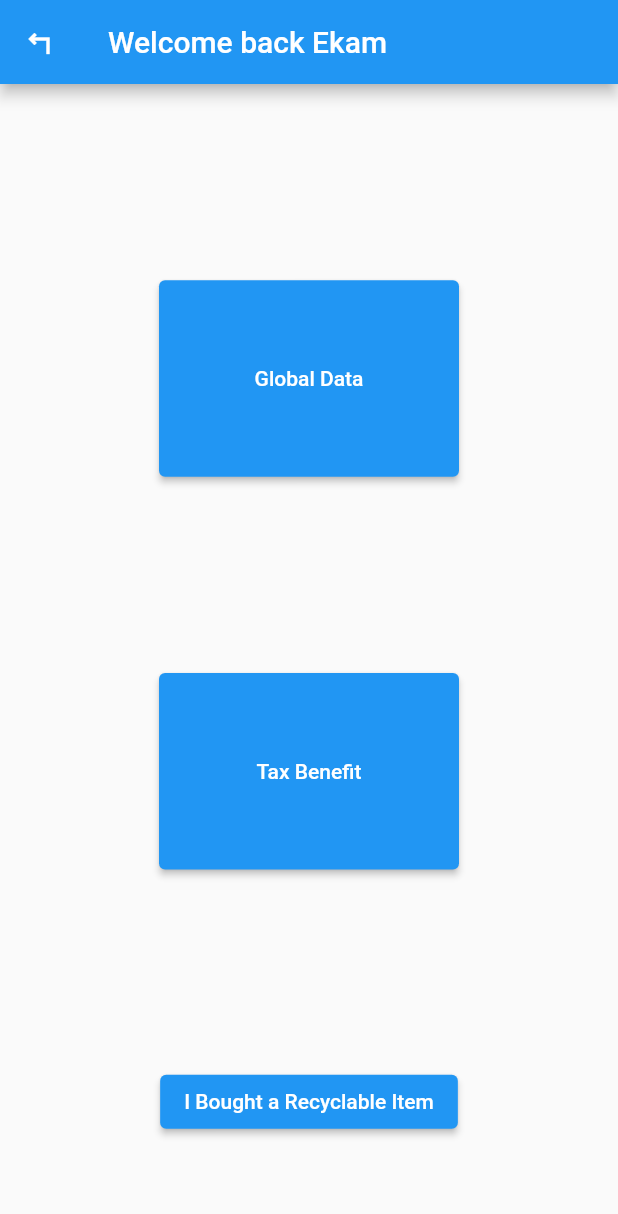
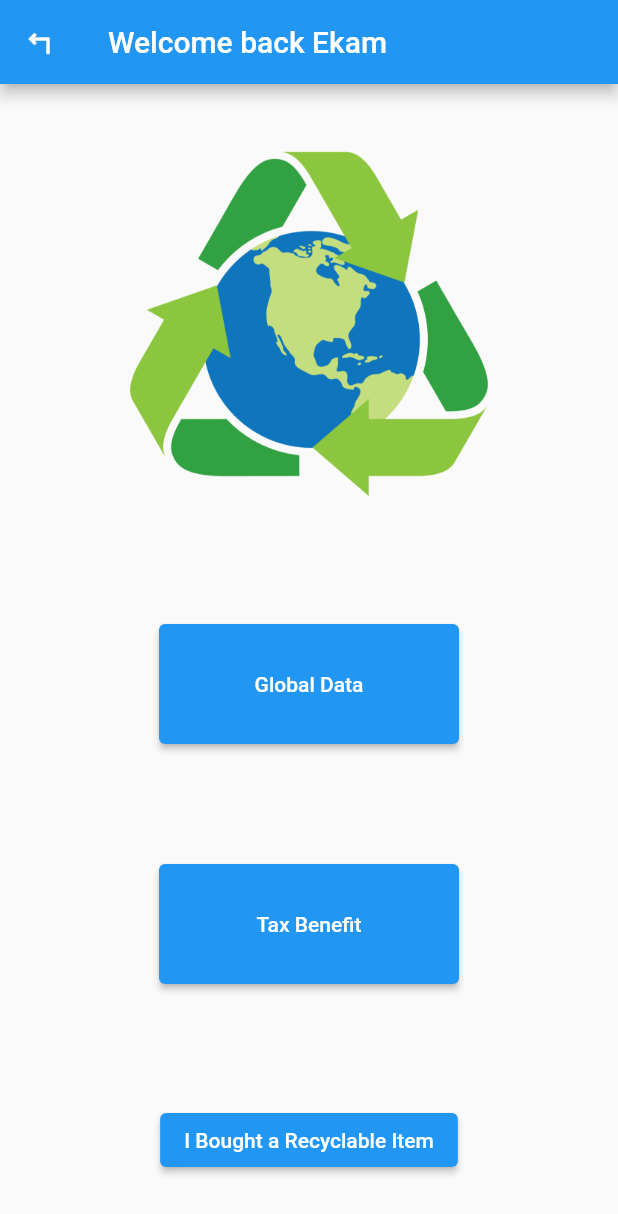
Before and after one commit to ekam-g/montyHacks2022, a Flutter app: the MyHomePage screen opened directly, on a phone screen of 412 x 824 dp. Shown: the top 1214 px of the screen. Run offline on Flutter 3.47's test engine with Material 2 defaults, Android fonts, the phone set to English and light mode, and no system bars; our stand-ins replace cloud_firestore, firebase_core, shared_preferences; missing offline and left inert: dart:ffi; accounts and stored records are empty.

Commit message:
dsfads
fadsfasdfads

```diff
--- a/lib/screens/Homepage.dart
+++ b/lib/screens/Homepage.dart
@@ -59,6 +59,17 @@ class _MyHomePageState extends State<MyHomePage> {
         child: Column(
           mainAxisAlignment: MainAxisAlignment.center,
           children: <Widget>[
+            const Spacer(
+              flex: 1,
+            ),
+            Expanded(
+              flex: 6,
+              child: Image.asset(
+                'lib/sourse/637484690169470000.png',
+                // height: 400,
+                // width: 400,
+              ),
+            ),
             const Spacer(
               flex: 2,
             ),
--- a/pubspec.yaml
+++ b/pubspec.yaml
@@ -62,7 +62,8 @@ flutter:
   uses-material-design: true
 
   # To add assets to your application, add an assets section, like this:
-  # assets:
+  assets:
+      - lib/sourse/637484690169470000.png
   #   - images/a_dot_burr.jpeg
   #   - images/a_dot_ham.jpeg
 
```
Also changed, not shown: lib/sourse/637484690169470000.png (added).
